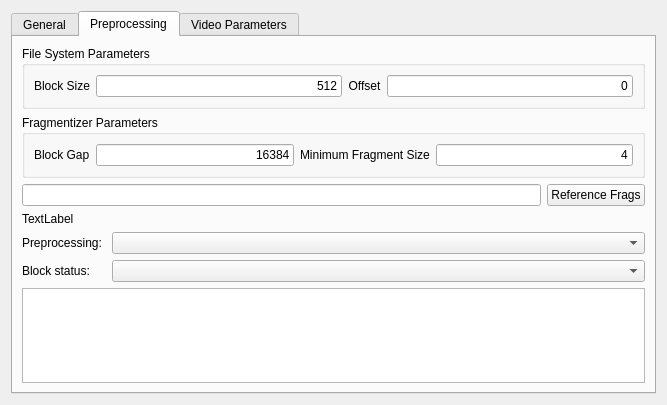
Before: the Qt Designer form gui/file_carving_ui.ui in rpoisel/mmc, drawn with Qt 5.
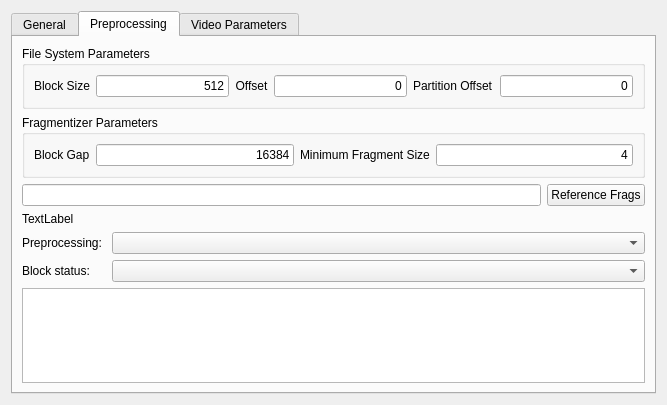
After: the same form once the commit is applied. The open tabs and pages were chosen to show the change.

```diff
--- a/gui/file_carving_ui.ui
+++ b/gui/file_carving_ui.ui
@@ -240,6 +240,23 @@
             </property>
            </widget>
           </item>
+          <item row="0" column="5">
+           <widget class="QLabel" name="label_14">
+            <property name="text">
+             <string>Partition Offset</string>
+            </property>
+           </widget>
+          </item>
+          <item row="0" column="6">
+           <widget class="QLineEdit" name="partitionOffset">
+            <property name="text">
+             <string>0</string>
+            </property>
+            <property name="alignment">
+             <set>Qt::AlignRight|Qt::AlignTrailing|Qt::AlignVCenter</set>
+            </property>
+           </widget>
+          </item>
          </layout>
         </widget>
        </item>
```
